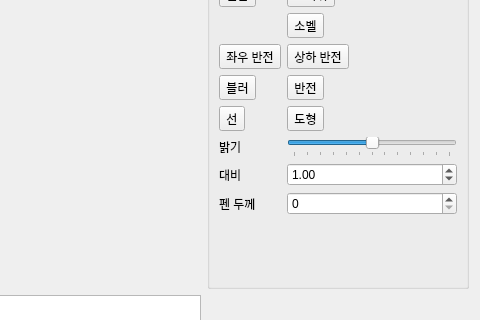
Before: the Qt Designer form ImageViewerSW/imagealbum.ui in Jeong0809/QT, drawn with Qt 5; both pictures show x 410 to 890 and y 151 to 471 of the 890 by 557 pixel window.
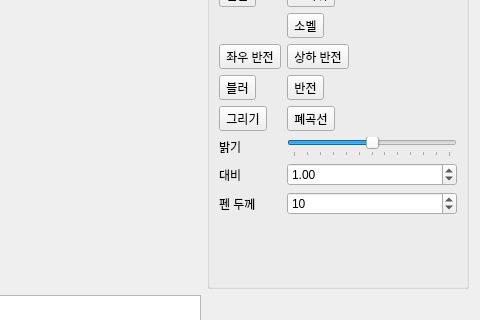
After: the same form once the commit is applied.

Diff of the .ui file:
```diff
--- a/ImageViewerSW/imagealbum.ui
+++ b/ImageViewerSW/imagealbum.ui
@@ -141,14 +141,14 @@
        <item row="7" column="0">
         <widget class="QToolButton" name="Lines">
          <property name="text">
-          <string>선</string>
+          <string>그리기</string>
          </property>
         </widget>
        </item>
        <item row="7" column="1">
         <widget class="QToolButton" name="Rectangle">
          <property name="text">
-          <string>도형</string>
+          <string>폐곡선</string>
          </property>
         </widget>
        </item>
@@ -212,7 +212,11 @@
         </widget>
        </item>
        <item row="10" column="1">
-        <widget class="QSpinBox" name="Thickness"/>
+        <widget class="QSpinBox" name="Thickness">
+         <property name="value">
+          <number>10</number>
+         </property>
+        </widget>
        </item>
       </layout>
      </widget>
```
Left out of the diff: 2 changed lines with no effect on the pictures.
